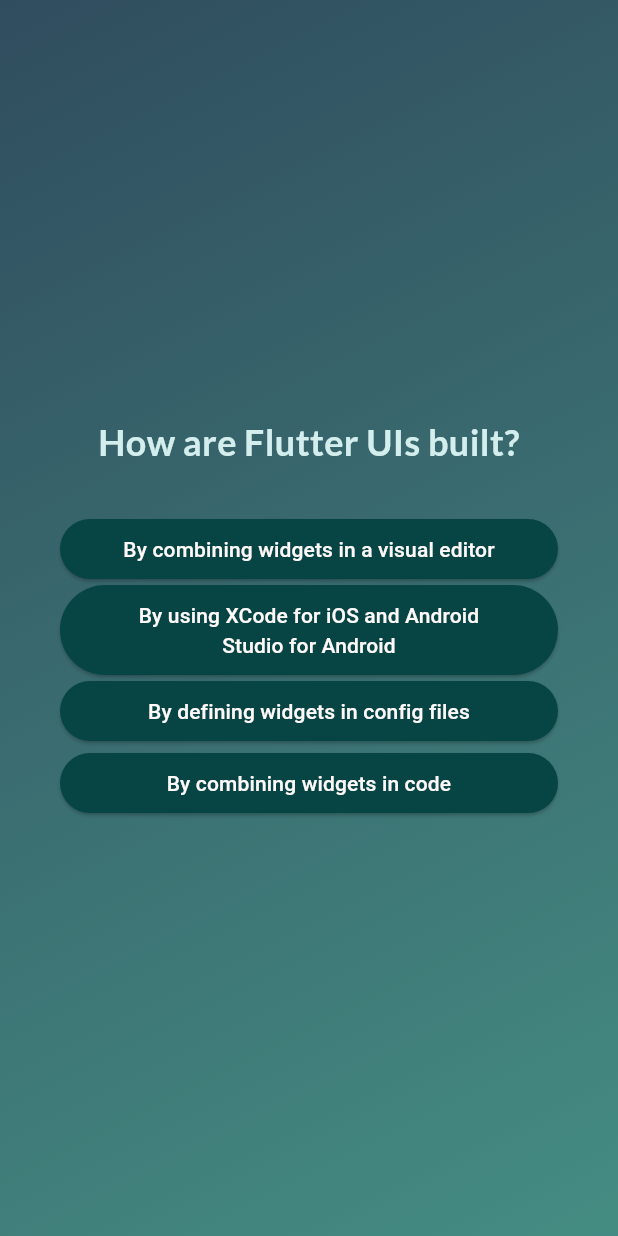
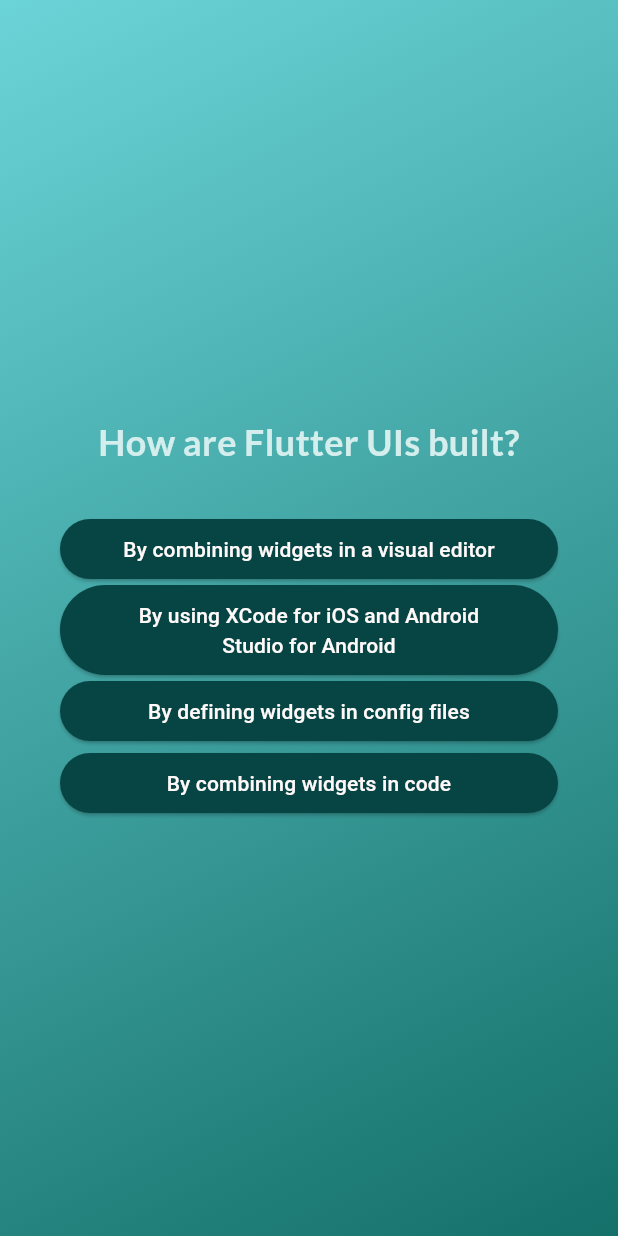
Before and after one commit to WahabKhann/Flutter_Quiz_App, a Flutter app: the screen it shows after launch, after a tap on "Start Quizz", after a tap on "Components", on a phone screen of 412 x 824 dp. Run offline on Flutter 3.47's test engine with Material 3 defaults, Android fonts, the phone set to English and light mode, and no system bars; our stand-ins replace google_fonts.

```diff
--- a/lib/quiz.dart
+++ b/lib/quiz.dart
@@ -1,7 +1,8 @@
 import 'package:flutter/material.dart';
+
+import 'package:quizz_app/start_screen.dart';
 import 'package:quizz_app/data/questions.dart';
 import 'package:quizz_app/question_screen.dart';
-import 'package:quizz_app/start_screen.dart';
 import 'package:quizz_app/result_screen.dart';
 
 class Quiz extends StatefulWidget {
@@ -15,50 +16,59 @@ class Quiz extends StatefulWidget {
 
 class _QuizState extends State<Quiz> {
   List<String> selectedAnswers = [];
-
   var activeScreen = 'start-screen';
 
   void switchScreen() {
     setState(() {
-      activeScreen = 'question-screen';
+      activeScreen = 'questions-screen';
     });
   }
 
-  void chooseAnswer(String asnswer) {
-    selectedAnswers.add(asnswer);
+  void chooseAnswer(String answer) {
+    selectedAnswers.add(answer);
 
     if (selectedAnswers.length == questions.length) {
       setState(() {
-        selectedAnswers = [];
-        activeScreen = 'result-screen';
+        activeScreen = 'results-screen';
       });
     }
+  }
+
+  void restartQuiz() {
+    setState(() {
+      selectedAnswers = [];
+      activeScreen = 'questions-screen';
+    });
   }
 
   @override
   Widget build(context) {
     Widget screenWidget = StartScreen(switchScreen);
 
-    if (activeScreen == 'question-screen') {
+    if (activeScreen == 'questions-screen') {
       screenWidget = QuestionScreen(
         onSelectAnswer: chooseAnswer,
       );
     }
-    if (activeScreen == 'result-screen') {
-      screenWidget = ResultScreen(choosenAnswers: selectedAnswers);
+
+    if (activeScreen == 'results-screen') {
+      screenWidget = ResultsScreen(
+        chosenAnswers: selectedAnswers,
+        onRestart: restartQuiz,
+      );
     }
 
     return MaterialApp(
       home: Scaffold(
         body: Container(
-          decoration: BoxDecoration(
+          decoration: const BoxDecoration(
             gradient: LinearGradient(
+              colors: [
+                Color.fromARGB(255, 107, 212, 216),
+                Color.fromARGB(255, 20, 112, 105),
+              ],
               begin: Alignment.topLeft,
               end: Alignment.bottomRight,
-              colors: [
-                const Color.fromARGB(214, 8, 44, 63),
-                const Color.fromARGB(214, 33, 120, 107),
-              ],
             ),
           ),
           child: screenWidget,
```
Also changed, not shown: lib/question_identifier.dart (added, +35 -0 lines), lib/question_summary.dart (added, +24 -0 lines), lib/result_screen.dart (+54 -11 lines), lib/summary_item.dart (added, +57 -0 lines).
